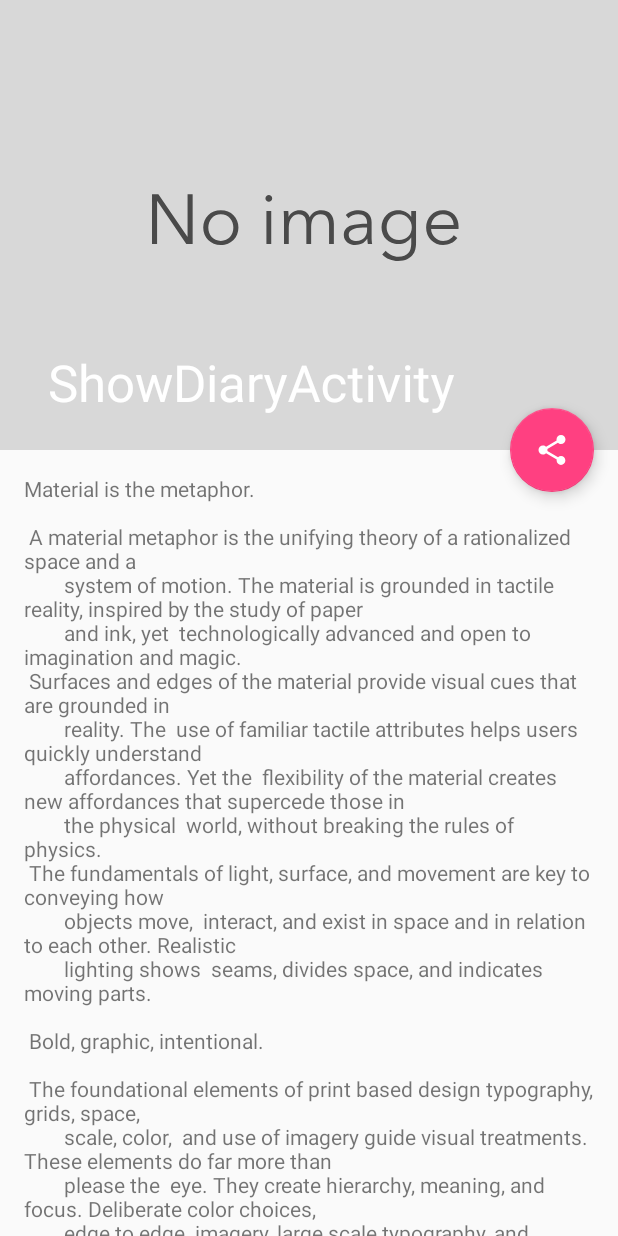
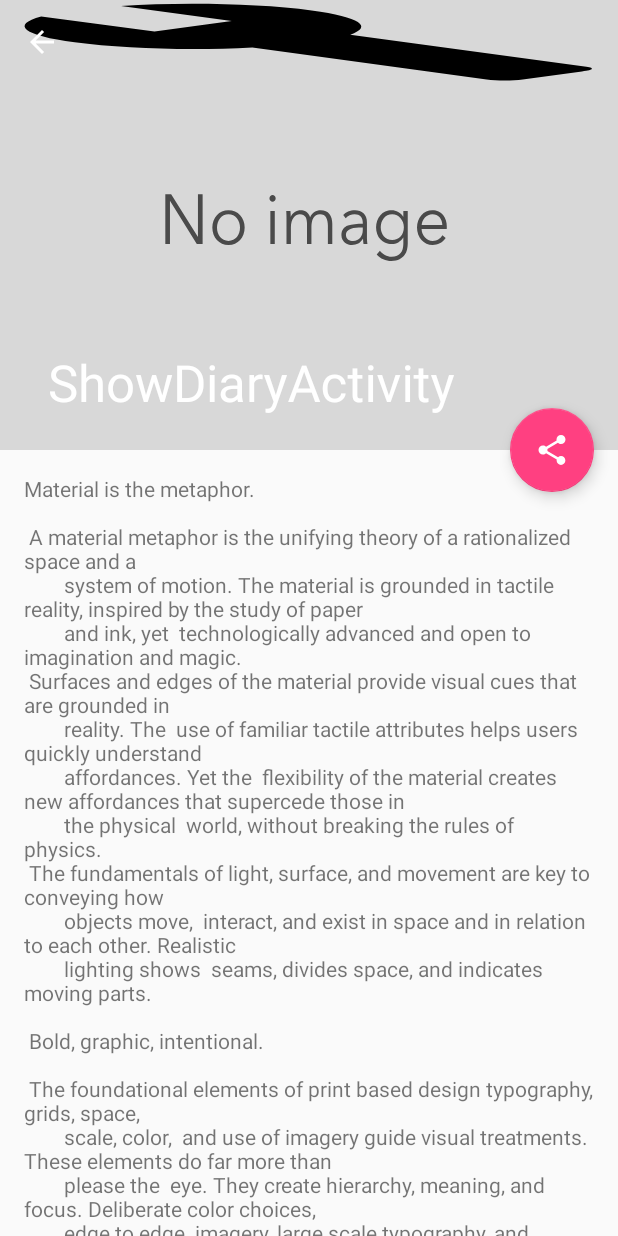
Before and after one commit to internship-2017-BR/internship, an Android app: the ShowDiaryActivity screen opened directly, with no data from a screen before it, on a phone screen of 412 x 824 dp. Run offline under Robolectric (Android 15) with nearby library versions, the phone set to English and light mode, and no system bars; libraries missing offline, so code that uses them is left out: android.support.v7, io.realm; 6 statements that could not run were skipped.

```diff
--- a/MyDiary/app/src/main/res/layout/activity_show_diary.xml
+++ b/MyDiary/app/src/main/res/layout/activity_show_diary.xml
@@ -23,19 +23,20 @@
             app:contentScrim="?attr/colorPrimary"
             app:layout_scrollFlags="scroll|exitUntilCollapsed">
 
+            <ImageView
+                android:id="@+id/toolbar_image"
+                android:layout_width="match_parent"
+                android:layout_height="match_parent"
+                android:scaleType="fitXY"
+                app:srcCompat="@drawable/ic_no_image" />
+
             <android.support.v7.widget.Toolbar
                 android:id="@+id/toolbar"
                 android:layout_width="match_parent"
                 android:layout_height="?attr/actionBarSize"
+                android:background="@drawable/ic_build"
                 app:layout_collapseMode="pin"
-                app:popupTheme="@style/AppTheme.PopupOverlay"/>
-
-            <ImageView
-                android:id="@+id/toolbar_image"
-                android:layout_width="match_parent"
-                android:layout_height="match_parent"
-                android:scaleType="centerCrop"
-                app:srcCompat="@drawable/ic_no_image"/>
+                app:popupTheme="@style/AppTheme.PopupOverlay" />
 
         </android.support.design.widget.CollapsingToolbarLayout>
     </android.support.design.widget.AppBarLayout>
```
Also changed, not shown: MyDiary/app/src/main/java/com/example/username/mydiary/DiaryRealmAdapter.java (+13 -7 lines).
